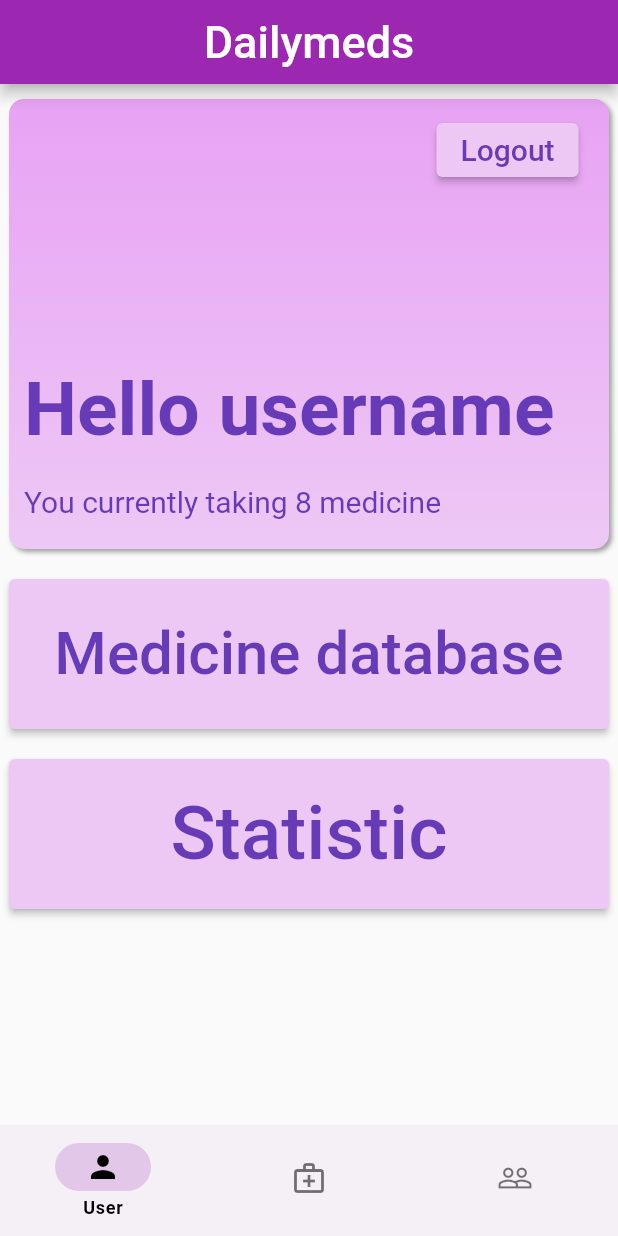
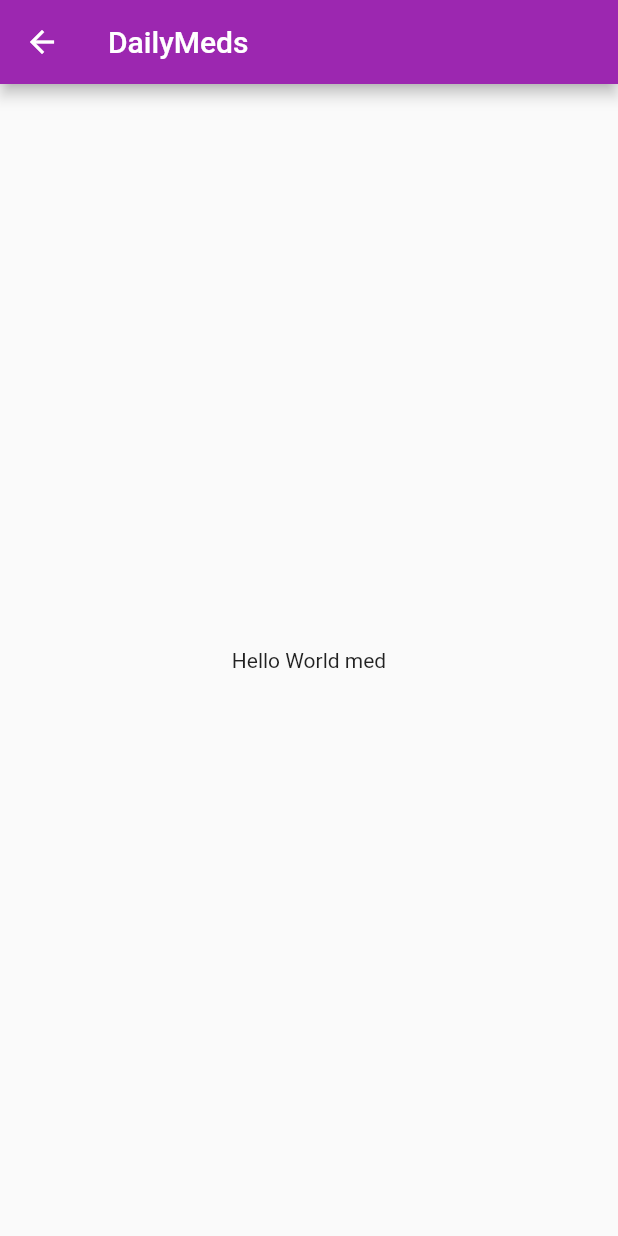
Before and after one commit to kanomwanie/projp_6288110_6288184, a Flutter app: the BottomNavBar screen opened by its route, after a tap on "Medicine database", on a phone screen of 412 x 824 dp. Run offline on Flutter 3.47's test engine with Material 2 defaults, Android fonts, the phone set to English and light mode, and no system bars.

Commit message:
Add files via upload

```diff
--- a/projp_6288110_6288184/lib/main.dart
+++ b/projp_6288110_6288184/lib/main.dart
@@ -3,6 +3,8 @@ import 'login_screen.dart';
 import 'check_screen.dart';
 import 'user_screen.dart';
 import 'friend_screen.dart';
+import 'meddata_screen.dart';
+import 'satic_screen.dart';
 void main() {
   runApp(const MyApp());
 }
@@ -11,6 +13,7 @@ class MyApp extends StatelessWidget {
   const MyApp({Key? key}) : super(key: key);
 
   // This widget is the root of your application.
+  @override
   Widget build(BuildContext context) {
     return MaterialApp(
       title: 'Named Route Demo',
@@ -22,6 +25,8 @@ class MyApp extends StatelessWidget {
       '/sign':(context)=>const SignUpPage(),
         '/user':(context)=>const SignUpPage(),
         '/ufc':(context)=>BottomNavBar(),
+        '/stat':(context)=>const Statistic(),
+        '/med':(context)=>const Meddata(),
       },
 
 
--- /dev/null
+++ b/projp_6288110_6288184/lib/meddata_screen.dart
@@ -0,0 +1,19 @@
+import 'package:flutter/material.dart';
+
+class Meddata extends StatelessWidget {
+  const Meddata({Key? key}) : super(key: key);
+
+  @override
+  Widget build(BuildContext context) {
+    return Scaffold(
+      // 2
+      appBar: AppBar(
+        title: const Text('DailyMeds'),
+      ),
+      // 3
+      body: const Center(
+        child: Text('Hello World med'),
+      ),
+    );
+  }
+}
--- a/projp_6288110_6288184/lib/user_screen.dart
+++ b/projp_6288110_6288184/lib/user_screen.dart
@@ -1,4 +1,3 @@
-import 'package:flutter/cupertino.dart';
 import 'package:flutter/material.dart';
 
 class user extends StatelessWidget {
@@ -84,12 +83,12 @@ class user extends StatelessWidget {
              primary: const Color(0xffedc8f5),
            ),
            onPressed: () {
-             // Respond to button press
+             Navigator.pushNamed(context,'/med',);
            },
            child: const Text('Medicine database',style: TextStyle( fontSize: 40, color: Colors.deepPurple,)),
          ),
         ),
-        SizedBox(
+        const SizedBox(
           height: 20,
         ),
         SizedBox(
@@ -101,7 +100,7 @@ class user extends StatelessWidget {
               // foreground (text) color
             ),
             onPressed: () {
-              // Respond to button press
+              Navigator.pushNamed(context,'/stat',);
             },
             child: const Text('Statistic',style: TextStyle( fontSize: 50, color: Colors.deepPurple,)),
           ),
```
Also changed, not shown: projp_6288110_6288184/lib/friend_screen.dart (+99 -22 lines), projp_6288110_6288184/lib/satic_screen.dart (added, +19 -0 lines).
